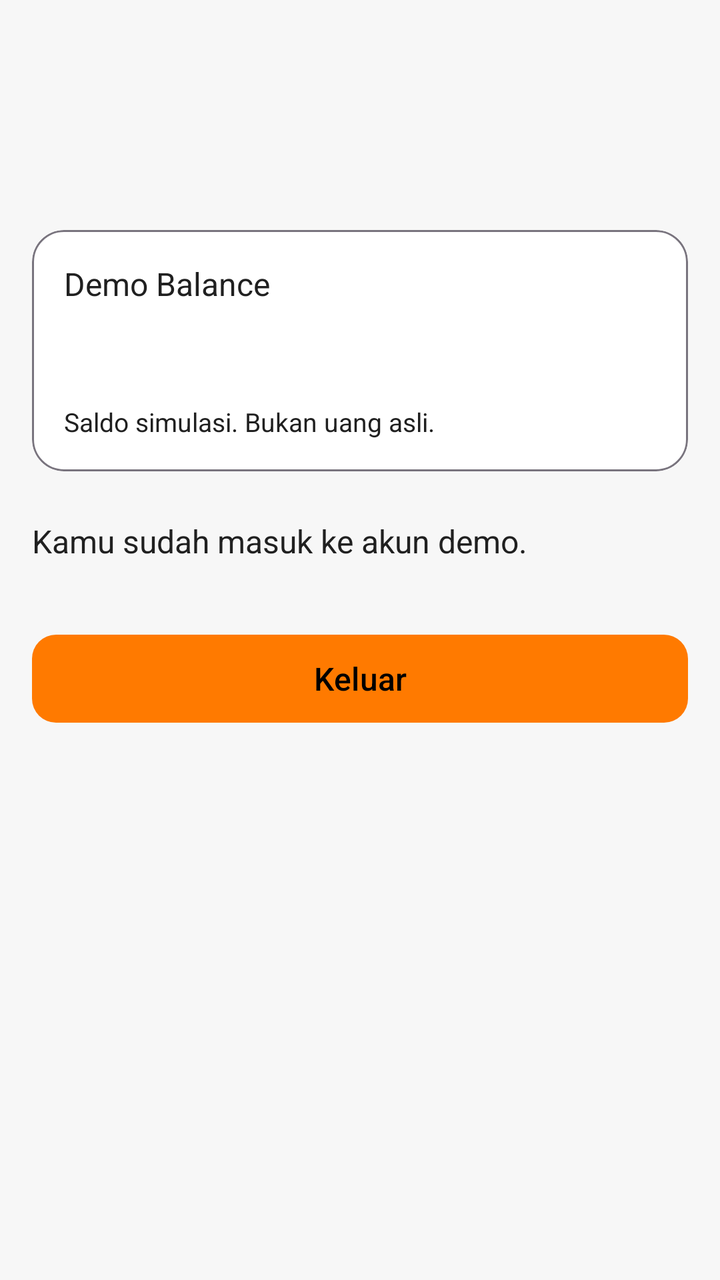
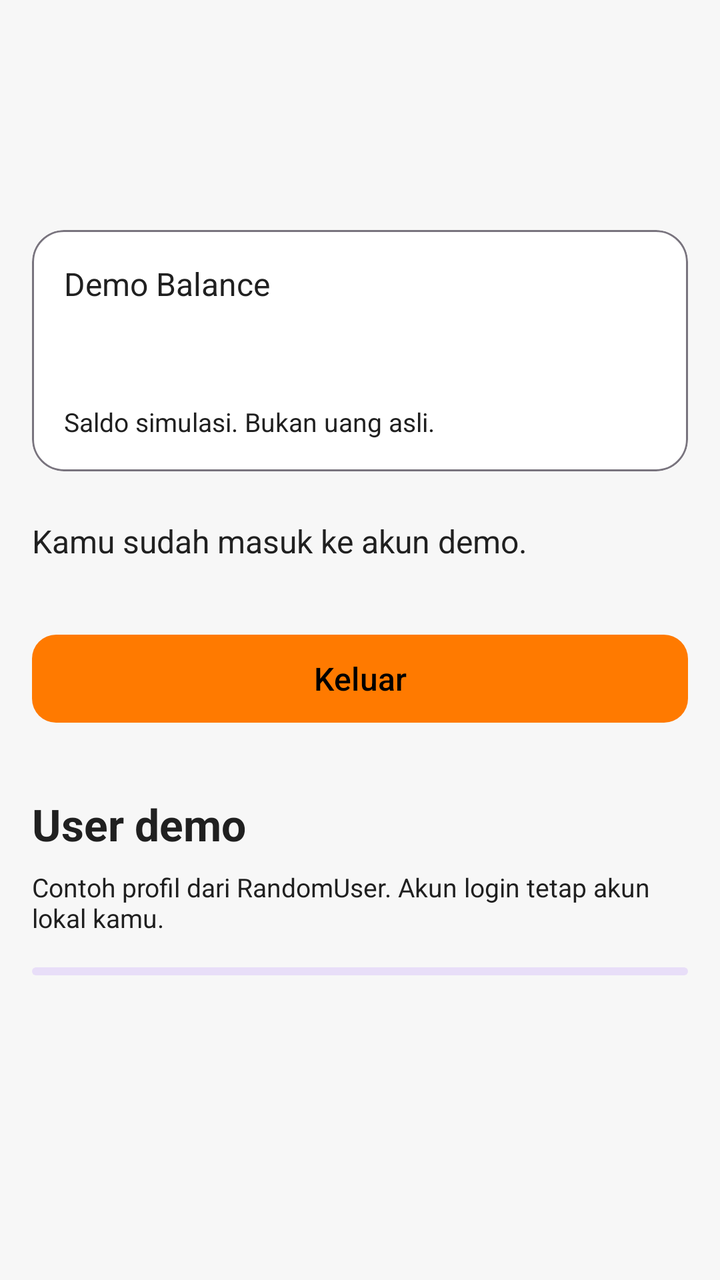

Compare the two renders of this Android layout. The source of the first and the diff that turns it into the second are given below.
<!-- AndroidManifest.xml: application theme Theme.Bounty -->
<!-- res/layout/screen_profile.xml -->
<?xml version="1.0" encoding="utf-8"?>
<ScrollView xmlns:android="http://schemas.android.com/apk/res/android"
    android:id="@+id/profile_screen" style="@style/BountyScreen">
    <LinearLayout style="@style/BountyScreenContent">
        <com.google.android.material.textview.MaterialTextView
            android:id="@+id/profile_name" style="@style/BountyHeading" />
        <com.google.android.material.textview.MaterialTextView
            android:id="@+id/user_email" style="@style/BountyBody"
            android:layout_marginTop="8dp" android:textIsSelectable="true" />
        <include layout="@layout/component_demo_balance" />
        <com.google.android.material.textview.MaterialTextView
            style="@style/BountyBody" android:layout_marginTop="24dp"
            android:text="@string/signed_in_note" />
        <com.google.android.material.button.MaterialButton
            android:id="@+id/logout_button" style="@style/BountyButton"
            android:layout_marginTop="32dp" android:text="@string/logout_action" />
    </LinearLayout>
</ScrollView>
<!-- res/layout/component_demo_balance.xml (included above) -->
<?xml version="1.0" encoding="utf-8"?>
<com.google.android.material.card.MaterialCardView xmlns:android="http://schemas.android.com/apk/res/android"
    xmlns:app="http://schemas.android.com/apk/res-auto"
    android:layout_width="match_parent" android:layout_height="wrap_content"
    android:layout_marginTop="16dp" app:cardCornerRadius="16dp" app:cardElevation="0dp"
    app:cardBackgroundColor="@color/bounty_surface" app:strokeColor="?attr/colorOutline" app:strokeWidth="1dp">
    <LinearLayout android:layout_width="match_parent" android:layout_height="wrap_content"
        android:orientation="vertical" android:padding="16dp">
        <com.google.android.material.textview.MaterialTextView style="@style/BountyBody"
            android:text="@string/demo_balance_label" />
        <com.google.android.material.textview.MaterialTextView style="@style/BountyHeading"
            android:id="@+id/demo_balance_amount" android:layout_marginTop="4dp" />
        <com.google.android.material.textview.MaterialTextView style="@style/BountyCaption"
            android:layout_marginTop="8dp" android:text="@string/demo_balance_note" />
    </LinearLayout>
</com.google.android.material.card.MaterialCardView>
<!-- resources referenced by this layout -->
<resources>
  <color name="bounty_surface">#FFFFFF</color>
  <string name="demo_balance_label">Demo Balance</string>
  <string name="demo_balance_note">Saldo simulasi. Bukan uang asli.</string>
  <string name="logout_action">Keluar</string>
  <string name="signed_in_note">Kamu sudah masuk ke akun demo.</string>
  <style name="BountyBody">
          <item name="android:layout_width">match_parent</item>
          <item name="android:layout_height">wrap_content</item>
          <item name="android:textSize">16sp</item>
          <item name="android:textColor">?attr/colorOnSurface</item>
      </style>
  <style name="BountyButton" parent="Widget.Material3.Button">
          <item name="android:layout_width">match_parent</item>
          <item name="android:layout_height">wrap_content</item>
          <item name="android:minHeight">52dp</item>
          <item name="android:textSize">16sp</item>
          <item name="cornerRadius">12dp</item>
      </style>
  <style name="BountyCaption" parent="BountyBody">
          <item name="android:textSize">13sp</item>
      </style>
  <style name="BountyHeading">
          <item name="android:layout_width">match_parent</item>
          <item name="android:layout_height">wrap_content</item>
          <item name="android:textSize">28sp</item>
          <item name="android:textStyle">bold</item>
          <item name="android:textColor">?attr/colorOnSurface</item>
      </style>
  <style name="BountyScreen">
          <item name="android:layout_width">match_parent</item>
          <item name="android:layout_height">match_parent</item>
          <item name="android:fillViewport">true</item>
          <item name="android:padding">16dp</item>
      </style>
  <style name="BountyScreenContent">
          <item name="android:layout_width">match_parent</item>
          <item name="android:layout_height">wrap_content</item>
          <item name="android:orientation">vertical</item>
          <item name="android:paddingTop">16dp</item>
          <item name="android:paddingBottom">24dp</item>
      </style>
  <style name="Theme.Bounty" parent="Base.Theme.Bounty" />
  <style name="Base.Theme.Bounty" parent="Theme.Material3.DayNight.NoActionBar">
          <item name="colorPrimary">@color/bounty_primary</item>
          <item name="colorOnPrimary">@color/black</item>
          <item name="colorSecondary">@color/bounty_secondary</item>
          <item name="colorOnSecondary">@color/black</item>
          <item name="android:colorBackground">@color/bounty_background</item>
          <item name="colorSurface">@color/bounty_surface</item>
          <item name="colorOnSurface">@color/bounty_text</item>
      </style>
  <color name="bounty_primary">#FF7A00</color>
  <color name="black">#FF000000</color>
  <color name="bounty_secondary">#FFC83D</color>
  <color name="bounty_background">#F7F7F7</color>
  <color name="bounty_text">#202020</color>
</resources>

<!-- the commit's change to res/layout/screen_profile.xml (unified diff, before → after) -->
@@ -14,6 +14,21 @@
         <com.google.android.material.button.MaterialButton
             android:id="@+id/logout_button" style="@style/BountyButton"
             android:layout_marginTop="32dp" android:text="@string/logout_action" />
+        <com.google.android.material.textview.MaterialTextView style="@style/BountySection"
+            android:layout_marginTop="32dp" android:text="@string/demo_users_title" />
+        <com.google.android.material.textview.MaterialTextView style="@style/BountyCaption"
+            android:layout_marginTop="8dp" android:text="@string/demo_users_note" />
+        <com.google.android.material.progressindicator.LinearProgressIndicator
+            android:id="@+id/demo_users_loading" android:layout_width="match_parent"
+            android:layout_height="wrap_content" android:layout_marginTop="16dp"
+            android:indeterminate="true" android:contentDescription="@string/demo_users_loading" />
+        <com.google.android.material.textview.MaterialTextView android:id="@+id/demo_users_error"
+            style="@style/BountyBody" android:layout_marginTop="16dp"
+            android:text="@string/demo_users_error" android:visibility="gone" />
+        <com.google.android.material.button.MaterialButton android:id="@+id/demo_users_retry"
+            style="@style/BountyButton" android:text="@string/retry_action" android:visibility="gone" />
+        <LinearLayout android:id="@+id/demo_users_list" android:layout_width="match_parent"
+            android:layout_height="wrap_content" android:orientation="vertical" />
     </LinearLayout>
 </ScrollView>
 <!-- res/layout/component_demo_balance.xml (included above) -->
<!-- resource entries referenced after the edit -->
@@ -3,7 +3,12 @@
   <color name="bounty_surface">#FFFFFF</color>
   <string name="demo_balance_label">Demo Balance</string>
   <string name="demo_balance_note">Saldo simulasi. Bukan uang asli.</string>
+  <string name="demo_users_error">User demo gagal dimuat. Profil contoh lokal ditampilkan; coba lagi.</string>
+  <string name="demo_users_loading">Memuat user demo</string>
+  <string name="demo_users_note">Contoh profil dari RandomUser. Akun login tetap akun lokal kamu.</string>
+  <string name="demo_users_title">User demo</string>
   <string name="logout_action">Keluar</string>
+  <string name="retry_action">Coba lagi</string>
   <string name="signed_in_note">Kamu sudah masuk ke akun demo.</string>
   <style name="BountyBody">
           <item name="android:layout_width">match_parent</item>
@@ -41,6 +46,10 @@
           <item name="android:paddingTop">16dp</item>
           <item name="android:paddingBottom">24dp</item>
       </style>
+  <style name="BountySection" parent="BountyBody">
+          <item name="android:textSize">22sp</item>
+          <item name="android:textStyle">bold</item>
+      </style>
   <style name="Theme.Bounty" parent="Base.Theme.Bounty" />
   <style name="Base.Theme.Bounty" parent="Theme.Material3.DayNight.NoActionBar">
           <item name="colorPrimary">@color/bounty_primary</item>
